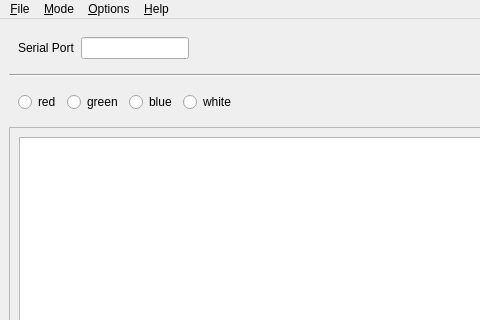
The window that python/Colorimeter/colorimeter/gui/plot/plot.ui (iorodeo/colorimeter) describes before a commit, drawn with Qt 5; both pictures show x 0 to 480 and y 0 to 320 of the 665 by 420 pixel window.
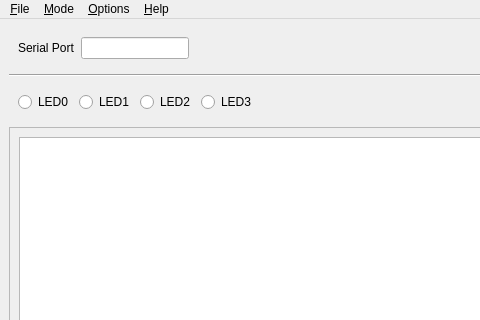
The same window after the commit. Custom widgets are drawn as their Qt base class.

Commit message: Worked on additing ability to use version c pcb to plottin program. Modified GUI and made changes so that is will at least open with the new data structures.

Diff of the .ui file:
```diff
--- a/python/Colorimeter/colorimeter/gui/plot/plot.ui
+++ b/python/Colorimeter/colorimeter/gui/plot/plot.ui
@@ -95,7 +95,7 @@
           </sizepolicy>
          </property>
          <property name="text">
-          <string>red</string>
+          <string>LED0</string>
          </property>
         </widget>
        </item>
@@ -108,7 +108,7 @@
           </sizepolicy>
          </property>
          <property name="text">
-          <string>green</string>
+          <string>LED1</string>
          </property>
         </widget>
        </item>
@@ -121,14 +121,14 @@
           </sizepolicy>
          </property>
          <property name="text">
-          <string>blue</string>
+          <string>LED2</string>
          </property>
         </widget>
        </item>
        <item>
         <widget class="QRadioButton" name="whiteRadioButton">
          <property name="text">
-          <string>white</string>
+          <string>LED3</string>
          </property>
         </widget>
        </item>
```
Left out of the diff: 12 changed lines with no effect on the pictures. The commit also changes 4 other files.
